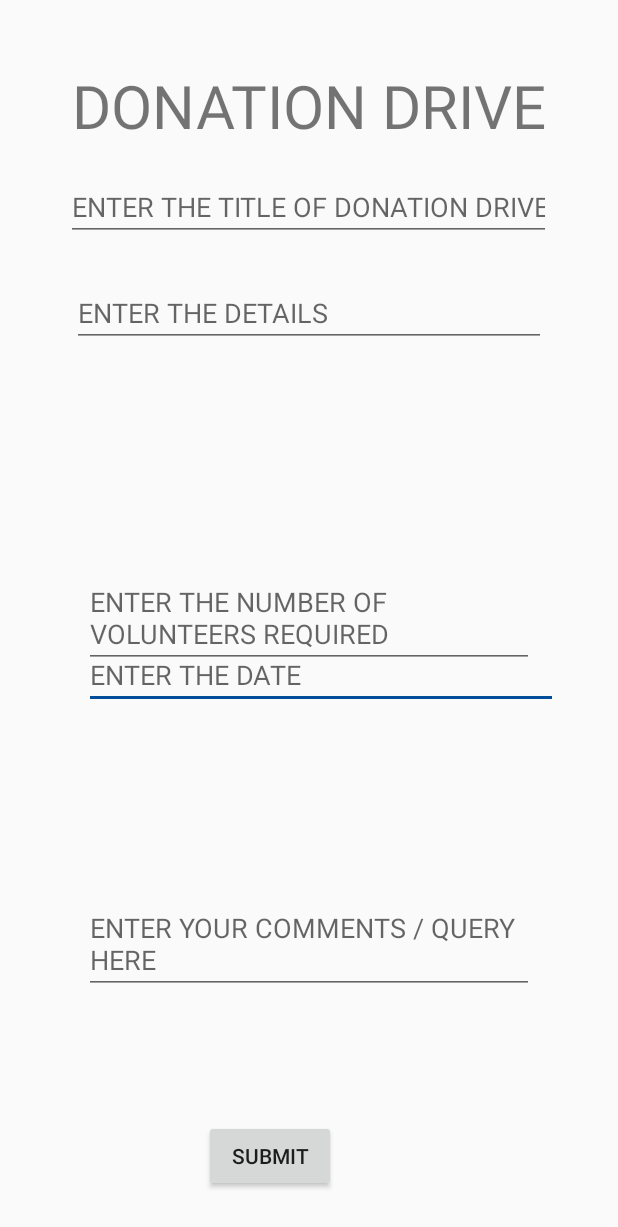
After one commit to Jinay98/ECOllezione-Waste-Management, an Android app: the DonationDrive screen opened directly, with no data from a screen before it, on a phone screen of 412 x 824 dp. The commit adds this screen. Shown: the top 1227 px of the screen. Run offline under Robolectric (Android 15) with nearby library versions, the phone set to English and light mode, and no system bars; our stand-ins replace Firebase (no records; nobody signed in at launch, a user with empty details on screens opened directly).

Commit message:
Donation drive Module

```diff
--- a/app/src/main/AndroidManifest.xml
+++ b/app/src/main/AndroidManifest.xml
@@ -56,7 +56,8 @@
             android:label="@string/title_activity_maps" />
         <activity android:name=".Scan" />
         <activity android:name=".ScanQ" />
-        <activity android:name=".Generate"></activity>
+        <activity android:name=".Generate" />
+        <activity android:name=".DonationDrive"></activity>
     </application>
 
 </manifest>
--- /dev/null
+++ b/app/src/main/java/com/example/android/wastemanagement/DonationDrive.java
@@ -0,0 +1,70 @@
+package com.example.android.wastemanagement;
+
+import android.content.Intent;
+import android.support.v7.app.AppCompatActivity;
+import android.os.Bundle;
+import android.view.View;
+import android.widget.Button;
+import android.widget.EditText;
+import android.widget.TextView;
+
+
+import com.example.android.wastemanagement.Models.DonationDriveData;
+import com.example.android.wastemanagement.Models.Post;
+import com.google.firebase.database.DatabaseReference;
+import com.google.firebase.database.FirebaseDatabase;
+
+public class DonationDrive extends AppCompatActivity {
+
+    TextView textView;
+    EditText et1 , et2 , et3 , et4,date1;
+    Button bt;
+    DatabaseReference ref,refwall;
+    FirebaseDatabase fb;
+
+    @Override
+    protected void onCreate(Bundle savedInstanceState) {
+        super.onCreate(savedInstanceState);
+        setContentView(R.layout.activity_donation_drive);
+
+        ref = FirebaseDatabase.getInstance().getReference("donation_drive");
+        refwall=FirebaseDatabase.getInstance().getReference().child("wall").push();
+
+        textView = findViewById(R.id.titleDonationDrive);
+        et1 = findViewById(R.id.et1);
+        et2 = findViewById(R.id.et2);
+        et3 = findViewById(R.id.et3);
+        et4 = findViewById(R.id.et4);
+        date1=findViewById(R.id.date);
+        bt = findViewById(R.id.submitDonationDrive);
+
+        bt.setOnClickListener(new View.OnClickListener() {
+            @Override
+            public void onClick(View view) {
+                String set1 = et1.getText().toString().trim();
+                String set2 = et2.getText().toString().trim();
+                long set3 = Long.parseLong(et3.getText().toString().trim());
+                String set4 = et4.getText().toString().trim();
+                String date = "20-10-72";
+                String time = "10:00";
+
+                String id = ref.push().getKey();
+
+                DonationDriveData donateM = new DonationDriveData(set1 ,set2,set4 , set3,date , time , id);
+                ref.child(id).setValue(donateM);
+                String msg="Title = "+set1+"   \nDetails = "+set2+"    \nNo.Of Volunteers = "+String.valueOf(set3)+"    \nComments = "+set4+"     \nDate = "+date1.getText().toString();
+                Post post=new Post("Donation Drive","no",msg,"no","no");
+                refwall.setValue(post);
+                Intent intent=new Intent(DonationDrive.this,Home.class);
+                startActivity(intent);
+
+
+
+
+            }
+        });
+
+
+
+    }
+}
--- /dev/null
+++ b/app/src/main/res/layout/activity_donation_drive.xml
@@ -0,0 +1,83 @@
+<?xml version="1.0" encoding="utf-8"?>
+<RelativeLayout
+    xmlns:android="http://schemas.android.com/apk/res/android"
+    xmlns:app="http://schemas.android.com/apk/res-auto"
+    xmlns:tools="http://schemas.android.com/tools"
+    android:layout_width="match_parent"
+    android:layout_height="match_parent"
+    tools:context=".DonationDrive">
+
+    <EditText
+        android:id="@+id/date"
+        android:layout_width="316dp"
+        android:layout_height="wrap_content"
+        android:layout_alignStart="@+id/et3"
+        android:layout_alignParentTop="true"
+        android:layout_marginTop="427dp"
+        android:ems="10"
+        android:hint="ENTER THE DATE"
+        android:inputType="textMultiLine" />
+
+    <EditText
+        android:id="@+id/et1"
+        android:layout_width="323dp"
+        android:layout_height="wrap_content"
+        android:layout_alignParentTop="true"
+        android:layout_centerHorizontal="true"
+        android:layout_marginTop="115dp"
+        android:ems="10"
+        android:hint="ENTER THE TITLE OF DONATION DRIVE"
+        android:inputType="textPersonName" />
+
+    <EditText
+        android:id="@+id/et2"
+        android:layout_width="316dp"
+        android:layout_height="wrap_content"
+        android:layout_alignParentTop="true"
+        android:layout_centerHorizontal="true"
+        android:layout_marginTop="186dp"
+        android:ems="10"
+        android:hint="ENTER THE DETAILS"
+        android:inputType="textMultiLine" />
+
+    <EditText
+        android:id="@+id/et3"
+        android:layout_width="300dp"
+        android:layout_height="wrap_content"
+        android:layout_centerInParent="true"
+        android:ems="10"
+        android:hint="ENTER THE NUMBER OF VOLUNTEERS REQUIRED"
+        android:inputType="textMultiLine" />
+
+    <EditText
+        android:id="@+id/et4"
+        android:layout_width="300dp"
+        android:layout_height="wrap_content"
+        android:layout_alignParentBottom="true"
+        android:layout_centerHorizontal="true"
+        android:layout_marginBottom="161dp"
+        android:ems="10"
+        android:hint="ENTER YOUR COMMENTS / QUERY HERE"
+        android:inputType="textMultiLine" />
+
+    <TextView
+        android:id="@+id/titleDonationDrive"
+        android:layout_width="wrap_content"
+        android:layout_height="wrap_content"
+        android:layout_alignParentTop="true"
+        android:layout_centerHorizontal="true"
+        android:layout_marginTop="43dp"
+        android:textSize="40dp"
+        android:text="DONATION DRIVE" />
+
+    <Button
+        android:id="@+id/submitDonationDrive"
+        android:layout_width="wrap_content"
+        android:layout_height="wrap_content"
+        android:layout_alignParentStart="true"
+        android:layout_alignParentBottom="true"
+        android:layout_marginStart="136dp"
+        android:layout_marginBottom="29dp"
+        android:text="SUBMIT" />
+
+</RelativeLayout>
--- a/app/src/main/res/menu/activity_home_drawer.xml
+++ b/app/src/main/res/menu/activity_home_drawer.xml
@@ -27,6 +27,11 @@
             android:title="Wall"
             />
         <item
+            android:id="@+id/donationdrive"
+            android:icon="@drawable/maps"
+            android:title="Donation Drive"
+            />
+        <item
             android:id="@+id/map"
             android:icon="@drawable/maps"
             android:title="Map"
```
Also changed, not shown: app/src/main/java/com/example/android/wastemanagement/Home.java (+159 -1 lines), app/src/main/java/com/example/android/wastemanagement/Models/DonationDriveData.java (added, +78 -0 lines).
